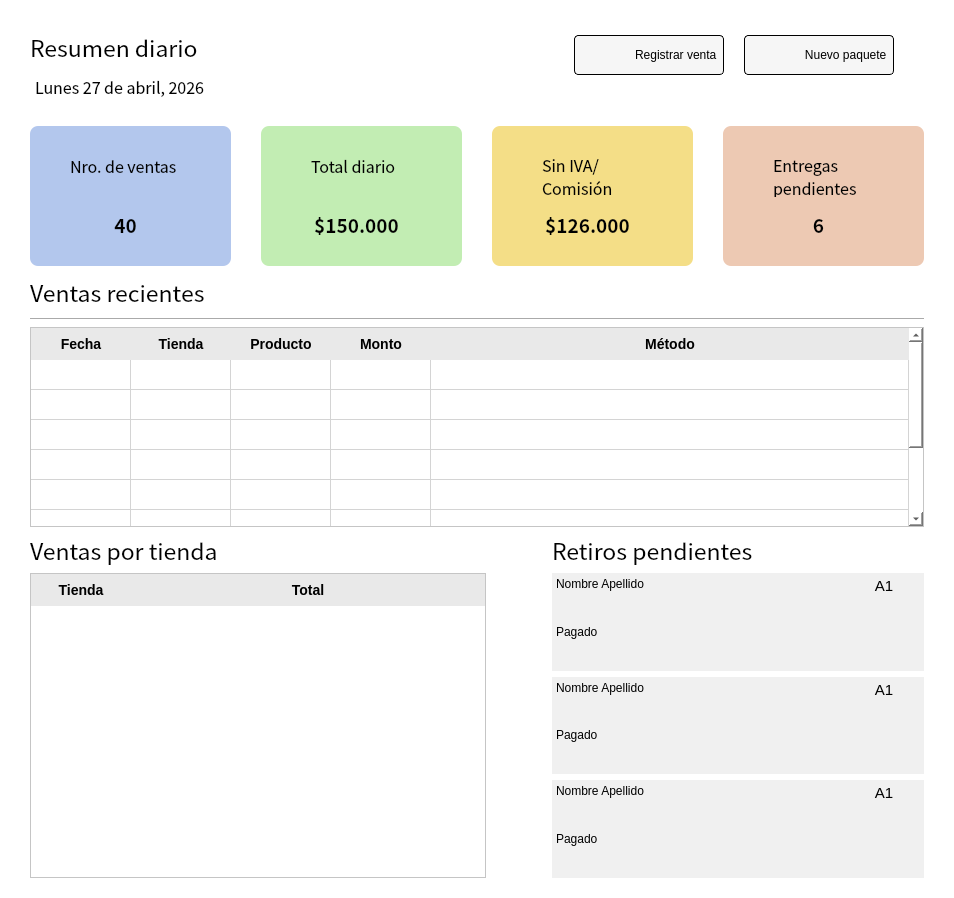
First picture: the form in src/ui/views/dashboard.ui, repository Lokyui/cuartoambulanteapp, before the edit.
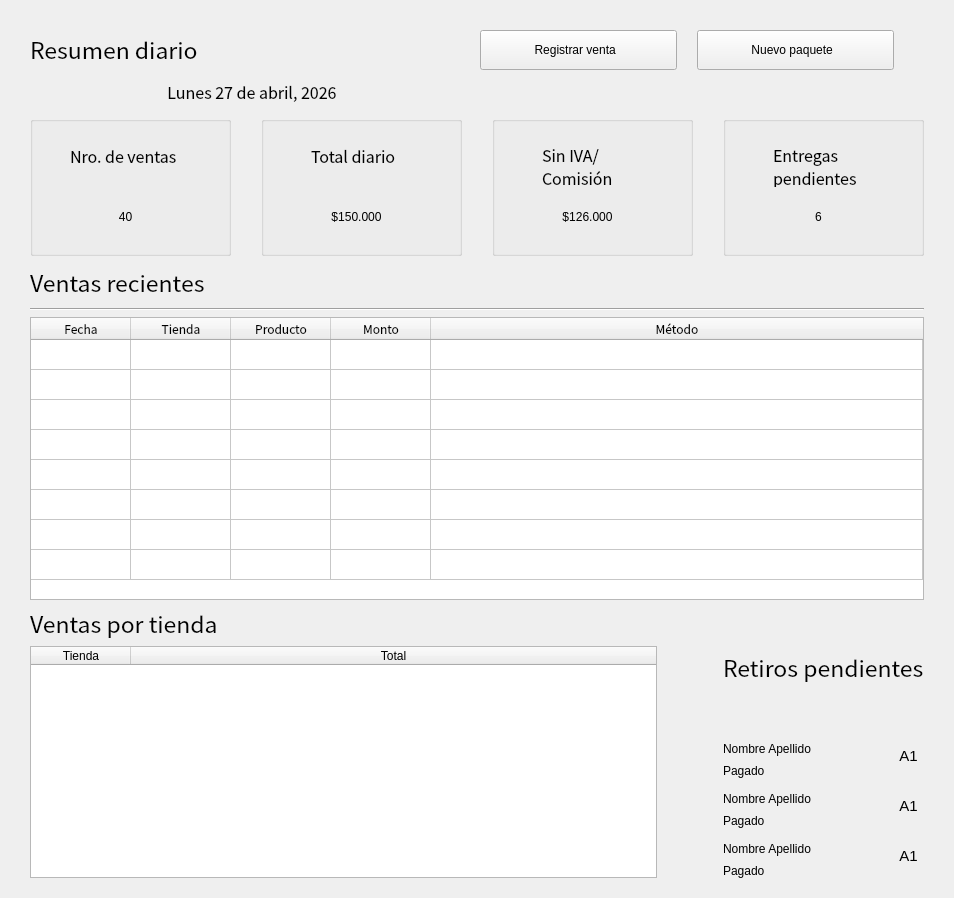
Second picture: the form after the edit. Icons and pictures are not drawn.

```diff
--- a/src/ui/views/dashboard.ui
+++ b/src/ui/views/dashboard.ui
@@ -13,9 +13,6 @@
   <property name="windowTitle">
    <string>Form</string>
   </property>
-  <property name="styleSheet">
-   <string notr="true">background-color: white;</string>
-  </property>
   <layout class="QVBoxLayout" name="verticalLayout_7">
    <property name="sizeConstraint">
     <enum>QLayout::SetDefaultConstraint</enum>
@@ -53,7 +50,7 @@
         </widget>
        </item>
        <item>
-        <widget class="QPlainTextEdit" name="plainTextEdit_10">
+        <widget class="QLabel" name="lblFecha">
          <property name="maximumSize">
           <size>
            <width>16777215</width>
@@ -66,12 +63,12 @@
            <pointsize>12</pointsize>
           </font>
          </property>
-         <property name="styleSheet">
-          <string notr="true">background-color: transparent;</string>
-         </property>
-         <property name="plainText">
+         <property name="text">
           <string>Lunes 27 de abril, 2026</string>
          </property>
+         <property name="alignment">
+          <set>Qt::AlignCenter</set>
+         </property>
         </widget>
        </item>
       </layout>
@@ -98,11 +95,8 @@
          <property name="layoutDirection">
           <enum>Qt::LeftToRight</enum>
          </property>
-         <property name="styleSheet">
-          <string notr="true">background-color: #F6F6F6;
-    border: 1px solid black;
-    border-radius: 4px;
-text-align: right;</string>
+         <property name="class" stdset="0">
+          <string>btn-accion-dashboard</string>
          </property>
          <property name="text">
           <string>Registrar venta  </string>
@@ -127,11 +121,8 @@
            <height>40</height>
           </size>
          </property>
-         <property name="styleSheet">
-          <string notr="true">background-color: #F6F6F6;
-    border: 1px solid black;
-    border-radius: 4px;
-text-align: right;</string>
+         <property name="class" stdset="0">
+          <string>btn-accion-dashboard</string>
          </property>
          <property name="text">
           <string>Nuevo paquete  </string>
@@ -165,12 +156,10 @@
      </property>
      <item>
       <widget class="QGroupBox" name="groupBox_9">
-       <property name="styleSheet">
-        <string notr="true">background-color: #B3C7ED;
-    border: transparent;
-    border-radius: 8px;</string>
+       <property name="class" stdset="0">
+        <string>tarjeta-azul</string>
        </property>
-       <widget class="QTextEdit" name="textEdit_38">
+       <widget class="QLabel" name="lblNumeroVentas">
         <property name="geometry">
          <rect>
           <x>30</x>
@@ -179,23 +168,14 @@
           <height>41</height>
          </rect>
         </property>
-        <property name="font">
-         <font>
-          <family>Noto Sans CJK TC</family>
-          <pointsize>12</pointsize>
-          <weight>75</weight>
-          <bold>true</bold>
-         </font>
+        <property name="class" stdset="0">
+         <string>display</string>
         </property>
-        <property name="styleSheet">
-         <string notr="true">background-color: transparent;</string>
+        <property name="text">
+         <string>40</string>
         </property>
-        <property name="html">
-         <string>&lt;!DOCTYPE HTML PUBLIC &quot;-//W3C//DTD HTML 4.0//EN&quot; &quot;http://www.w3.org/TR/REC-html40/strict.dtd&quot;&gt;
-&lt;html&gt;&lt;head&gt;&lt;meta name=&quot;qrichtext&quot; content=&quot;1&quot; /&gt;&lt;style type=&quot;text/css&quot;&gt;
-p, li { white-space: pre-wrap; }
-&lt;/style&gt;&lt;/head&gt;&lt;body style=&quot; font-family:'Noto Sans CJK TC'; font-size:12pt; font-weight:600; font-style:normal;&quot;&gt;
-&lt;p align=&quot;center&quot; style=&quot; margin-top:0px; margin-bottom:0px; margin-left:0px; margin-right:0px; -qt-block-indent:0; text-indent:0px;&quot;&gt;&lt;span style=&quot; font-size:14pt;&quot;&gt;40&lt;/span&gt;&lt;/p&gt;&lt;/body&gt;&lt;/html&gt;</string>
+        <property name="alignment">
+         <set>Qt::AlignCenter</set>
         </property>
        </widget>
        <widget class="QLabel" name="label_16">
@@ -221,12 +201,10 @@
      </item>
      <item>
       <widget class="QGroupBox" name="groupBox_7">
-       <property name="styleSheet">
-        <string notr="true">background-color: #C2EDB3;
-    border: transparent;
-    border-radius: 8px;</string>
+       <property name="class" stdset="0">
+        <string>tarjeta-verde</string>
        </property>
-       <widget class="QTextEdit" name="textEdit_36">
+       <widget class="QLabel" name="lblTotalDia">
         <property name="geometry">
          <rect>
           <x>30</x>
@@ -235,23 +213,14 @@
           <height>41</height>
          </rect>
         </property>
-        <property name="font">
-         <font>
-          <family>Noto Sans CJK TC</family>
-          <pointsize>12</pointsize>
-          <weight>75</weight>
-          <bold>true</bold>
-         </font>
+        <property name="class" stdset="0">
+         <string>display</string>
         </property>
-        <property name="styleSheet">
-         <string notr="true">background-color: transparent;</string>
+        <property name="text">
+         <string>$150.000</string>
         </property>
-        <property name="html">
-         <string>&lt;!DOCTYPE HTML PUBLIC &quot;-//W3C//DTD HTML 4.0//EN&quot; &quot;http://www.w3.org/TR/REC-html40/strict.dtd&quot;&gt;
-&lt;html&gt;&lt;head&gt;&lt;meta name=&quot;qrichtext&quot; content=&quot;1&quot; /&gt;&lt;style type=&quot;text/css&quot;&gt;
-p, li { white-space: pre-wrap; }
-&lt;/style&gt;&lt;/head&gt;&lt;body style=&quot; font-family:'Noto Sans CJK TC'; font-size:12pt; font-weight:600; font-style:normal;&quot;&gt;
-&lt;p align=&quot;center&quot; style=&quot; margin-top:0px; margin-bottom:0px; margin-left:0px; margin-right:0px; -qt-block-indent:0; text-indent:0px;&quot;&gt;&lt;span style=&quot; font-size:14pt;&quot;&gt;$150.000&lt;/span&gt;&lt;/p&gt;&lt;/body&gt;&lt;/html&gt;</string>
+        <property name="alignment">
+         <set>Qt::AlignCenter</set>
         </property>
        </widget>
        <widget class="QLabel" name="label_11">
@@ -277,12 +246,10 @@
      </item>
      <item>
       <widget class="QGroupBox" name="groupBox_8">
-       <property name="styleSheet">
-        <string notr="true">background-color: #F4DE87;
-    border: transparent;
-    border-radius: 8px;</string>
+       <property name="class" stdset="0">
+        <string>tarjeta-amarillo</string>
        </property>
-       <widget class="QTextEdit" name="textEdit_37">
+       <widget class="QLabel" name="lblTotalSinComision">
         <property name="geometry">
          <rect>
           <x>30</x>
@@ -291,23 +258,14 @@
           <height>41</height>
          </rect>
         </property>
-        <property name="font">
-         <font>
-          <family>Noto Sans CJK TC</family>
-          <pointsize>12</pointsize>
-          <weight>75</weight>
-          <bold>true</bold>
-         </font>
+        <property name="class" stdset="0">
+         <string>display</string>
         </property>
-        <property name="styleSheet">
-         <string notr="true">background-color: transparent;</string>
+        <property name="text">
+         <string>$126.000</string>
         </property>
-        <property name="html">
-         <string>&lt;!DOCTYPE HTML PUBLIC &quot;-//W3C//DTD HTML 4.0//EN&quot; &quot;http://www.w3.org/TR/REC-html40/strict.dtd&quot;&gt;
-&lt;html&gt;&lt;head&gt;&lt;meta name=&quot;qrichtext&quot; content=&quot;1&quot; /&gt;&lt;style type=&quot;text/css&quot;&gt;
-p, li { white-space: pre-wrap; }
-&lt;/style&gt;&lt;/head&gt;&lt;body style=&quot; font-family:'Noto Sans CJK TC'; font-size:12pt; font-weight:600; font-style:normal;&quot;&gt;
-&lt;p align=&quot;center&quot; style=&quot; margin-top:0px; margin-bottom:0px; margin-left:0px; margin-right:0px; -qt-block-indent:0; text-indent:0px;&quot;&gt;&lt;span style=&quot; font-size:14pt;&quot;&gt;$126.000&lt;/span&gt;&lt;/p&gt;&lt;/body&gt;&lt;/html&gt;</string>
+        <property name="alignment">
+         <set>Qt::AlignCenter</set>
         </property>
        </widget>
        <widget class="QLabel" name="label_15">
@@ -340,12 +298,10 @@
          <height>140</height>
         </size>
        </property>
-       <property name="styleSheet">
-        <string notr="true">background-color: #EDC9B3;
-    border: transparent;
-    border-radius: 8px;</string>
+       <property name="class" stdset="0">
+        <string>tarjeta-naranja</string>
        </property>
-       <widget class="QTextEdit" name="textEdit_39">
+       <widget class="QLabel" name="lblEntregasPendientes">
         <property name="geometry">
          <rect>
           <x>30</x>
@@ -354,23 +310,14 @@
           <height>41</height>
          </rect>
         </property>
-        <property name="font">
-         <font>
-          <family>Noto Sans CJK TC</family>
-          <pointsize>12</pointsize>
-          <weight>75</weight>
-          <bold>true</bold>
-         </font>
+        <property name="class" stdset="0">
+         <string>display</string>
         </property>
-        <property name="styleSheet">
-         <string notr="true">background-color: transparent;</string>
+        <property name="text">
+         <string>6</string>
         </property>
-        <property name="html">
-         <string>&lt;!DOCTYPE HTML PUBLIC &quot;-//W3C//DTD HTML 4.0//EN&quot; &quot;http://www.w3.org/TR/REC-html40/strict.dtd&quot;&gt;
-&lt;html&gt;&lt;head&gt;&lt;meta name=&quot;qrichtext&quot; content=&quot;1&quot; /&gt;&lt;style type=&quot;text/css&quot;&gt;
-p, li { white-space: pre-wrap; }
-&lt;/style&gt;&lt;/head&gt;&lt;body style=&quot; font-family:'Noto Sans CJK TC'; font-size:12pt; font-weight:600; font-style:normal;&quot;&gt;
-&lt;p align=&quot;center&quot; style=&quot; margin-top:0px; margin-bottom:0px; margin-left:0px; margin-right:0px; -qt-block-indent:0; text-indent:0px;&quot;&gt;&lt;span style=&quot; font-size:14pt;&quot;&gt;6&lt;/span&gt;&lt;/p&gt;&lt;/body&gt;&lt;/html&gt;</string>
+        <property name="alignment">
+         <set>Qt::AlignCenter</set>
         </property>
        </widget>
        <widget class="QLabel" name="label_17">
@@ -454,17 +401,6 @@
          <family>Noto Sans CJK TC</family>
         </font>
        </property>
-       <property name="styleSheet">
-        <string notr="true">QHeaderView::section {
-    background-color: #E9E9E9;
-    color: black;
-    border: none;
-    font-weight: bold;
-    font-size: 14px;
-    padding: 6px;
-}
-</string>
-       </property>
        <property name="showGrid">
         <bool>true</bool>
        </property>
@@ -583,17 +519,6 @@
            <height>0</height>
           </size>
          </property>
-         <property name="styleSheet">
-          <string notr="true">QHeaderView::section {
-    background-color: #E9E9E9;
-    color: black;
-    border: none;
-    font-weight: bold;
-    font-size: 14px;
-    padding: 6px;
-}
-</string>
-         </property>
          <property name="sizeAdjustPolicy">
           <enum>QAbstractScrollArea::AdjustToContents</enum>
          </property>
@@ -651,7 +576,7 @@
               <number>0</number>
              </property>
              <item>
-              <widget class="QPlainTextEdit" name="plainTextEdit_20">
+              <widget class="QLabel" name="lblRetiroNombre1">
                <property name="minimumSize">
                 <size>
                  <width>170</width>
@@ -664,56 +589,60 @@
                  <height>100</height>
                 </size>
                </property>
-               <property name="styleSheet">
-                <string notr="true">background-color: #F0F0F0;
-border: transparent;</string>
+               <property name="class" stdset="0">
+                <string>retiro-pendiente</string>
                </property>
-               <property name="plainText">
+               <property name="text">
                 <string>Nombre Apellido</string>
                </property>
               </widget>
              </item>
              <item>
-              <widget class="QTextEdit" name="textEdit_8">
+              <widget class="QLabel" name="lblRetiroEstado1">
                <property name="maximumSize">
                 <size>
                  <width>16777215</width>
                  <height>50</height>
                 </size>
                </property>
-               <property name="styleSheet">
-                <string notr="true">background-color: #F0F0F0;
-border: transparent;</string>
+               <property name="font">
+                <font>
+                 <family>Ubuntu</family>
+                 <pointsize>9</pointsize>
+                </font>
                </property>
-               <property name="html">
-                <string>&lt;!DOCTYPE HTML PUBLIC &quot;-//W3C//DTD HTML 4.0//EN&quot; &quot;http://www.w3.org/TR/REC-html40/strict.dtd&quot;&gt;
-&lt;html&gt;&lt;head&gt;&lt;meta name=&quot;qrichtext&quot; content=&quot;1&quot; /&gt;&lt;style type=&quot;text/css&quot;&gt;
-p, li { white-space: pre-wrap; }
-&lt;/style&gt;&lt;/head&gt;&lt;body style=&quot; font-family:'Ubuntu'; font-size:11pt; font-weight:400; font-style:normal;&quot;&gt;
-&lt;p style=&quot; margin-top:0px; margin-bottom:0px; margin-left:0px; margin-right:0px; -qt-block-indent:0; text-indent:0px;&quot;&gt;&lt;span style=&quot; font-size:9pt;&quot;&gt;Pagado&lt;/span&gt;&lt;/p&gt;&lt;/body&gt;&lt;/html&gt;</string>
+               <property name="class" stdset="0">
+                <string>retiro-pendiente</string>
+               </property>
+               <property name="text">
+                <string>Pagado</string>
                </property>
               </widget>
              </item>
             </layout>
            </item>
            <item>
-            <widget class="QTextEdit" name="textEdit_21">
+            <widget class="QLabel" name="lblRetiroUbicacion1">
              <property name="maximumSize">
               <size>
                <width>80</width>
                <height>16777215</height>
               </size>
              </property>
-             <property name="styleSheet">
-              <string notr="true">background-color: #F0F0F0;
-border: transparent;</string>
+             <property name="font">
+              <font>
+               <family>Ubuntu</family>
+               <pointsize>11</pointsize>
+              </font>
              </property>
-             <property name="html">
-              <string>&lt;!DOCTYPE HTML PUBLIC &quot;-//W3C//DTD HTML 4.0//EN&quot; &quot;http://www.w3.org/TR/REC-html40/strict.dtd&quot;&gt;
-&lt;html&gt;&lt;head&gt;&lt;meta name=&quot;qrichtext&quot; content=&quot;1&quot; /&gt;&lt;style type=&quot;text/css&quot;&gt;
-p, li { white-space: pre-wrap; }
-&lt;/style&gt;&lt;/head&gt;&lt;body style=&quot; font-family:'Ubuntu'; font-size:11pt; font-weight:400; font-style:normal;&quot;&gt;
-&lt;p align=&quot;center&quot; style=&quot; margin-top:0px; margin-bottom:0px; margin-left:0px; margin-right:0px; -qt-block-indent:0; text-indent:0px;&quot;&gt;A1&lt;/p&gt;&lt;/body&gt;&lt;/html&gt;</string>
+             <property name="class" stdset="0">
+              <string>retiro-pendiente</string>
+             </property>
+             <property name="text">
+              <string>A1</string>
+             </property>
+             <property name="alignment">
+              <set>Qt::AlignCenter</set>
              </property>
             </widget>
            </item>
@@ -730,7 +659,7 @@
               <number>0</number>
              </property>
              <item>
-              <widget class="QPlainTextEdit" name="plainTextEdit_18">
+              <widget class="QLabel" name="lblRetiroNombre2">
                <property name="minimumSize">
                 <size>
                  <width>170</width>
@@ -743,56 +672,60 @@
                  <height>100</height>
                 </size>
                </property>
-               <property name="styleSheet">
-                <string notr="true">background-color: #F0F0F0;
-border: transparent;</string>
+               <property name="class" stdset="0">
+                <string>retiro-pendiente</string>
                </property>
-               <property name="plainText">
+               <property name="text">
                 <string>Nombre Apellido</string>
                </property>
               </widget>
              </item>
              <item>
-              <widget class="QTextEdit" name="textEdit_6">
+              <widget class="QLabel" name="lblRetiroEstado2">
                <property name="maximumSize">
                 <size>
                  <width>16777215</width>
                  <height>50</height>
                 </size>
                </property>
-               <property name="styleSheet">
-                <string notr="true">background-color: #F0F0F0;
-border: transparent;</string>
+               <property name="font">
+                <font>
+                 <family>Ubuntu</family>
+                 <pointsize>9</pointsize>
+                </font>
                </property>
-               <property name="html">
-                <string>&lt;!DOCTYPE HTML PUBLIC &quot;-//W3C//DTD HTML 4.0//EN&quot; &quot;http://www.w3.org/TR/REC-html40/strict.dtd&quot;&gt;
-&lt;html&gt;&lt;head&gt;&lt;meta name=&quot;qrichtext&quot; content=&quot;1&quot; /&gt;&lt;style type=&quot;text/css&quot;&gt;
-p, li { white-space: pre-wrap; }
-&lt;/style&gt;&lt;/head&gt;&lt;body style=&quot; font-family:'Ubuntu'; font-size:11pt; font-weight:400; font-style:normal;&quot;&gt;
-&lt;p style=&quot; margin-top:0px; margin-bottom:0px; margin-left:0px; margin-right:0px; -qt-block-indent:0; text-indent:0px;&quot;&gt;&lt;span style=&quot; font-size:9pt;&quot;&gt;Pagado&lt;/span&gt;&lt;/p&gt;&lt;/body&gt;&lt;/html&gt;</string>
+               <property name="class" stdset="0">
+                <string>retiro-pendiente</string>
+               </property>
+               <property name="text">
+                <string>Pagado</string>
                </property>
               </widget>
              </item>
             </layout>
            </item>
            <item>
-            <widget class="QTextEdit" name="textEdit_19">
+            <widget class="QLabel" name="lblRetiroUbicacion2">
              <property name="maximumSize">
               <size>
                <width>80</width>
                <height>16777215</height>
               </size>
              </property>
-             <property name="styleSheet">
-              <string notr="true">background-color: #F0F0F0;
-border: transparent;</string>
+             <property name="font">
+              <font>
+               <family>Ubuntu</family>
+               <pointsize>11</pointsize>
+              </font>
              </property>
-             <property name="html">
-              <string>&lt;!DOCTYPE HTML PUBLIC &quot;-//W3C//DTD HTML 4.0//EN&quot; &quot;http://www.w3.org/TR/REC-html40/strict.dtd&quot;&gt;
-&lt;html&gt;&lt;head&gt;&lt;meta name=&quot;qrichtext&quot; content=&quot;1&quot; /&gt;&lt;style type=&quot;text/css&quot;&gt;
-p, li { white-space: pre-wrap; }
-&lt;/style&gt;&lt;/head&gt;&lt;body style=&quot; font-family:'Ubuntu'; font-size:11pt; font-weight:400; font-style:normal;&quot;&gt;
-&lt;p align=&quot;center&quot; style=&quot; margin-top:0px; margin-bottom:0px; margin-left:0px; margin-right:0px; -qt-block-indent:0; text-indent:0px;&quot;&gt;A1&lt;/p&gt;&lt;/body&gt;&lt;/html&gt;</string>
+             <property name="class" stdset="0">
+              <string>retiro-pendiente</string>
+             </property>
+             <property name="text">
+              <string>A1</string>
+             </property>
+             <property name="alignment">
+              <set>Qt::AlignCenter</set>
              </property>
             </widget>
            </item>
@@ -809,7 +742,7 @@
               <number>0</number>
              </property>
              <item>
-              <widget class="QPlainTextEdit" name="plainTextEdit_19">
+              <widget class="QLabel" name="lblRetiroNombre3">
                <property name="minimumSize">
                 <size>
                  <width>170</width>
@@ -822,56 +755,60 @@
                  <height>100</height>
                 </size>
                </property>
-               <property name="styleSheet">
-                <string notr="true">background-color: #F0F0F0;
-border: transparent;</string>
+               <property name="class" stdset="0">
+                <string>retiro-pendiente</string>
                </property>
-               <property name="plainText">
+               <property name="text">
                 <string>Nombre Apellido</string>
                </property>
               </widget>
              </item>
              <item>
-              <widget class="QTextEdit" name="textEdit_7">
+              <widget class="QLabel" name="lblRetiroEstado3">
                <property name="maximumSize">
                 <size>
                  <width>16777215</width>
                  <height>50</height>
                 </size>
                </property>
-               <property name="styleSheet">
-                <string notr="true">background-color: #F0F0F0;
-border: transparent;</string>
+               <property name="font">
+                <font>
+                 <family>Ubuntu</family>
+                 <pointsize>9</pointsize>
+                </font>
                </property>
-               <property name="html">
-                <string>&lt;!DOCTYPE HTML PUBLIC &quot;-//W3C//DTD HTML 4.0//EN&quot; &quot;http://www.w3.org/TR/REC-html40/strict.dtd&quot;&gt;
-&lt;html&gt;&lt;head&gt;&lt;meta name=&quot;qrichtext&quot; content=&quot;1&quot; /&gt;&lt;style type=&quot;text/css&quot;&gt;
-p, li { white-space: pre-wrap; }
-&lt;/style&gt;&lt;/head&gt;&lt;body style=&quot; font-family:'Ubuntu'; font-size:11pt; font-weight:400; font-style:normal;&quot;&gt;
-&lt;p style=&quot; margin-top:0px; margin-bottom:0px; margin-left:0px; margin-right:0px; -qt-block-indent:0; text-indent:0px;&quot;&gt;&lt;span style=&quot; font-size:9pt;&quot;&gt;Pagado&lt;/span&gt;&lt;/p&gt;&lt;/body&gt;&lt;/html&gt;</string>
+               <property name="class" stdset="0">
+                <string>retiro-pendiente</string>
+               </property>
+               <property name="text">
+                <string>Pagado</string>
                </property>
               </widget>
              </item>
             </layout>
            </item>
            <item>
-            <widget class="QTextEdit" name="textEdit_20">
+            <widget class="QLabel" name="lblRetiroUbicacion3">
              <property name="maximumSize">
               <size>
                <width>80</width>
                <height>16777215</height>
               </size>
              </property>
-             <property name="styleSheet">
-              <string notr="true">background-color: #F0F0F0;
-border: transparent;</string>
+             <property name="font">
+              <font>
+               <family>Ubuntu</family>
+               <pointsize>11</pointsize>
+              </font>
              </property>
-             <property name="html">
-              <string>&lt;!DOCTYPE HTML PUBLIC &quot;-//W3C//DTD HTML 4.0//EN&quot; &quot;http://www.w3.org/TR/REC-html40/strict.dtd&quot;&gt;
-&lt;html&gt;&lt;head&gt;&lt;meta name=&quot;qrichtext&quot; content=&quot;1&quot; /&gt;&lt;style type=&quot;text/css&quot;&gt;
-p, li { white-space: pre-wrap; }
-&lt;/style&gt;&lt;/head&gt;&lt;body style=&quot; font-family:'Ubuntu'; font-size:11pt; font-weight:400; font-style:normal;&quot;&gt;
-&lt;p align=&quot;center&quot; style=&quot; margin-top:0px; margin-bottom:0px; margin-left:0px; margin-right:0px; -qt-block-indent:0; text-indent:0px;&quot;&gt;A1&lt;/p&gt;&lt;/body&gt;&lt;/html&gt;</string>
+             <property name="class" stdset="0">
+              <string>retiro-pendiente</string>
+             </property>
+             <property name="text">
+              <string>A1</string>
+             </property>
+             <property name="alignment">
+              <set>Qt::AlignCenter</set>
              </property>
             </widget>
            </item>
```
Left out of the diff: 8 changed lines with no effect on the pictures.
